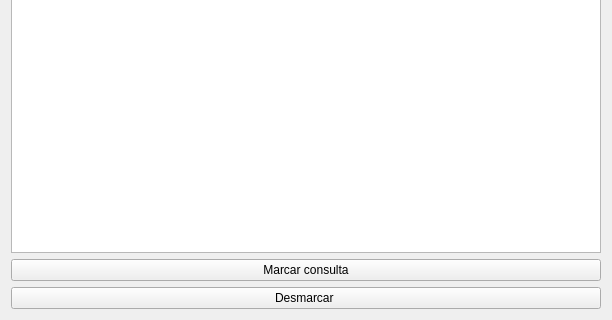
The window that ui/tabela_exames.ui (mateusangeli/PEPMED) describes before a commit, drawn with Qt 5; both pictures show x 0 to 612 and y 170 to 490 of the 612 by 490 pixel window.
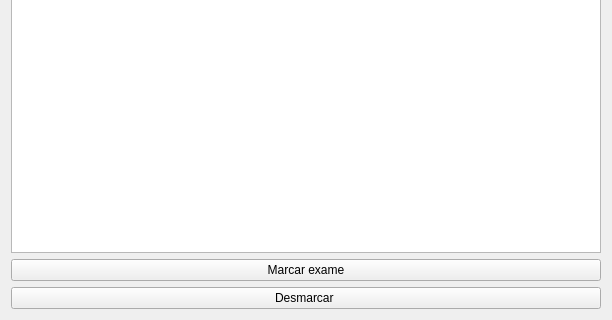
The same window after the commit. Icons and pictures are not drawn.

What changed in the file:
```diff
--- a/ui/tabela_exames.ui
+++ b/ui/tabela_exames.ui
@@ -61,7 +61,7 @@
    <item>
     <widget class="QPushButton" name="marcar_btn">
      <property name="text">
-      <string>Marcar consulta</string>
+      <string>Marcar exame</string>
      </property>
     </widget>
    </item>
```
Left out of the diff: 4 changed lines with no effect on the pictures.
